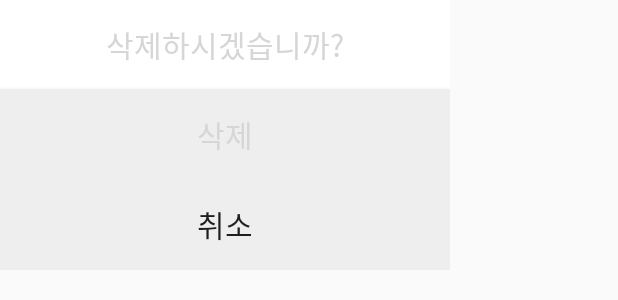
After one commit to kimbeopseong/Poopy, an Android app: the layout activity_delete.xml on its own in the app's theme, with its tools: preview values and no code run, on a phone screen of 412 x 824 dp. The commit adds this screen. Shown: the top 300 px of the screen. Run offline under Robolectric (Android 15) with nearby library versions, the phone set to English and light mode, and no system bars.

Commit message:
ListActivity 삭제 구간 문제 해결 1. DeleteActivity 추가  - 그에 따른 activity_delete.xml 추가 2. ListItem 삭제 시, List 모습에 반영 안되던 현상 수정  - refresh 시키는 조건 추가.

```diff
--- a/app/src/main/AndroidManifest.xml
+++ b/app/src/main/AndroidManifest.xml
@@ -35,6 +35,9 @@
             android:name=".MainActivity"
             android:label="@string/app_name">
         </activity>
+        <activity
+            android:name=".utils.DeleteActivity"
+            android:theme="@style/Theme.AppCompat.Dialog"/>
     </application>
 
 </manifest>
--- /dev/null
+++ b/app/src/main/res/layout/activity_delete.xml
@@ -0,0 +1,53 @@
+<?xml version="1.0" encoding="utf-8"?>
+<androidx.constraintlayout.widget.ConstraintLayout xmlns:android="http://schemas.android.com/apk/res/android"
+    android:layout_width="300sp"
+    android:layout_height="wrap_content"
+    xmlns:app="http://schemas.android.com/apk/res-auto">
+
+    <LinearLayout
+        android:layout_width="match_parent"
+        android:layout_height="wrap_content"
+        android:orientation="vertical"
+        app:layout_constraintLeft_toLeftOf="parent"
+        app:layout_constraintRight_toRightOf="parent"
+        app:layout_constraintTop_toTopOf="parent"
+        app:layout_constraintBottom_toBottomOf="parent"
+        android:gravity="center"
+        android:background="@color/colorWhite">
+
+        <TextView
+            android:layout_width="match_parent"
+            android:layout_height="60sp"
+            android:id="@+id/delete_title"
+            android:gravity="center"
+            android:textSize="20sp"
+            android:text="삭제하시겠습니까?"
+            android:textColor="@color/colorBlack"
+            />
+
+        <Button
+            android:layout_width="match_parent"
+            android:layout_height="60sp"
+            android:id="@+id/btn_delete_ok"
+            android:gravity="center"
+            android:textSize="20sp"
+            android:textColor="@color/colorRed"
+            android:background="#eeeeee"
+            android:text="삭제"/>
+
+        <Button
+            android:layout_width="match_parent"
+            android:layout_height="60sp"
+            android:id="@+id/btn_delete_cancel"
+            android:gravity="center"
+            android:textSize="20sp"
+            android:background="#eeeeee"
+            android:text="취소"/>
+
+
+    </LinearLayout>
+
+
+
+
+</androidx.constraintlayout.widget.ConstraintLayout>
```
Also changed, not shown: app/src/main/java/com/example/poopy/ui/list/ListActivity.java (+27 -8 lines), app/src/main/java/com/example/poopy/ui/list/RecycleAdapter.java (+18 -21 lines), app/src/main/java/com/example/poopy/utils/DeleteActivity.java (added, +72 -0 lines), 2 other files.
